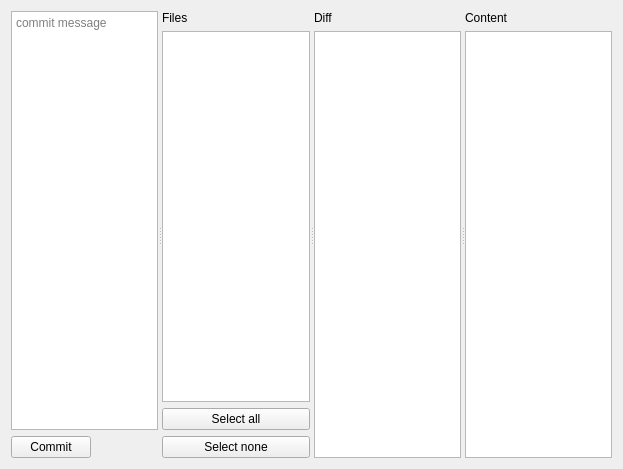
Before: the Qt Designer form src/plugins/git/CommitForm.ui in codepointerapp/codepointer, drawn with Qt 5.
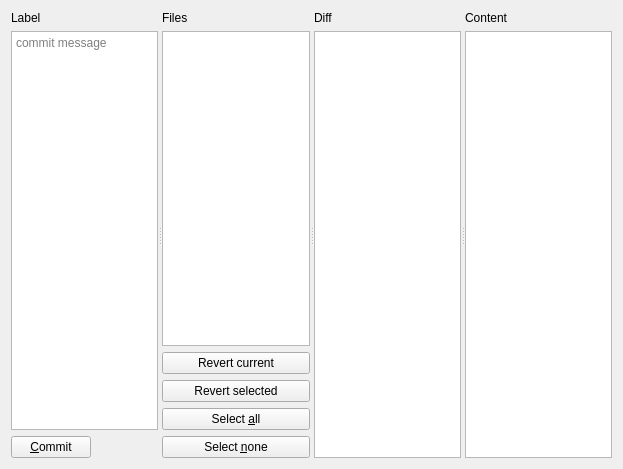
After: the same form once the commit is applied.

Commit message:
Git/commit: display diff of files
When selected - a file, the diff of that file is displayed. We use the
Qutepart, same as the main editor. That editor also shows the syntax of
diff.

I should use the text editor plugin to create the editor. This way the
settings would follow, and double click would work (open the correct
file).

```diff
--- a/src/plugins/git/CommitForm.ui
+++ b/src/plugins/git/CommitForm.ui
@@ -21,6 +21,13 @@
      </property>
      <widget class="QWidget" name="layoutWidget">
       <layout class="QVBoxLayout" name="messageLayout">
+       <item>
+        <widget class="QLabel" name="commitLogLabel">
+         <property name="text">
+          <string>Label</string>
+         </property>
+        </widget>
+       </item>
        <item>
         <widget class="QPlainTextEdit" name="commitMessage">
          <property name="tabChangesFocus">
@@ -36,7 +43,7 @@
          <item>
           <widget class="QPushButton" name="commitButton">
            <property name="text">
-            <string>Commit</string>
+            <string>&amp;Commit</string>
            </property>
           </widget>
          </item>
@@ -69,17 +76,31 @@
        <item>
         <widget class="QTableView" name="tableView"/>
        </item>
+       <item>
+        <widget class="QPushButton" name="revertCurrentButton">
+         <property name="text">
+          <string>Revert current</string>
+         </property>
+        </widget>
+       </item>
+       <item>
+        <widget class="QPushButton" name="revertSelectedButton">
+         <property name="text">
+          <string>Revert selected</string>
+         </property>
+        </widget>
+       </item>
        <item>
         <widget class="QPushButton" name="selectAllButton">
          <property name="text">
-          <string>Select all</string>
+          <string>Select &amp;all</string>
          </property>
         </widget>
        </item>
        <item>
         <widget class="QPushButton" name="deselectAllbutton">
          <property name="text">
-          <string>Select none</string>
+          <string>Select &amp;none</string>
          </property>
         </widget>
        </item>
```
The commit also changes 2 other files.
